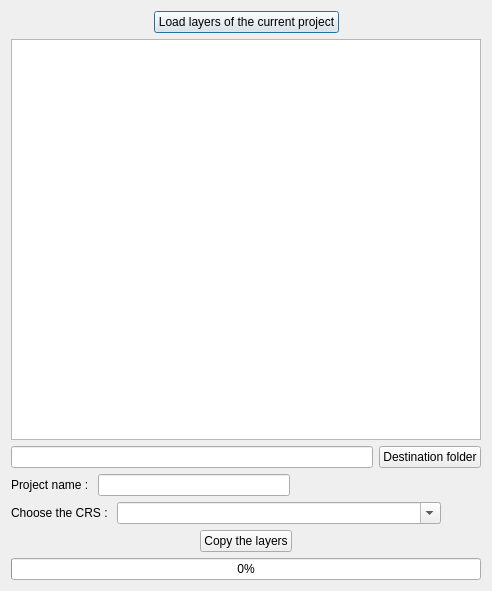
The window that QPackage_dialog_base.ui (fthvd/qpackageQGZ) describes before a commit, drawn with Qt 5.
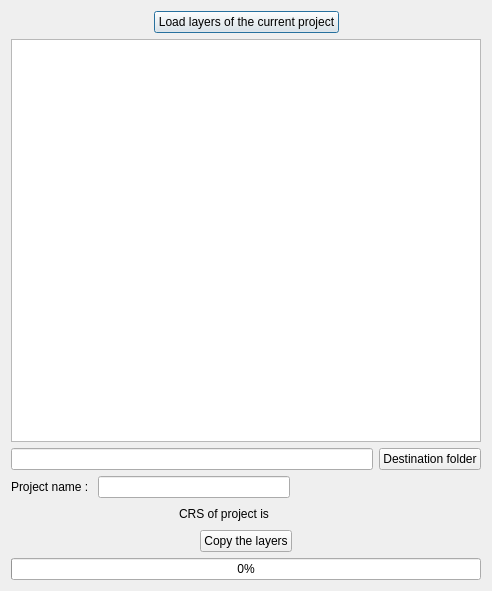
The same window after the commit.

What changed in the file:
```diff
--- a/QPackage_dialog_base.ui
+++ b/QPackage_dialog_base.ui
@@ -134,20 +134,13 @@
           </sizepolicy>
          </property>
          <property name="text">
-          <string>Choose the CRS : </string>
+          <string>CRS of project is </string>
          </property>
          <property name="alignment">
           <set>Qt::AlignLeading|Qt::AlignLeft|Qt::AlignVCenter</set>
          </property>
         </widget>
        </item>
-       <item>
-        <widget class="QComboBox" name="_listeprojections">
-         <property name="editable">
-          <bool>true</bool>
-         </property>
-        </widget>
-       </item>
        <item>
         <spacer name="horizontalSpacer">
          <property name="orientation">
```
Left out of the diff: 6 changed lines with no effect on the pictures.
